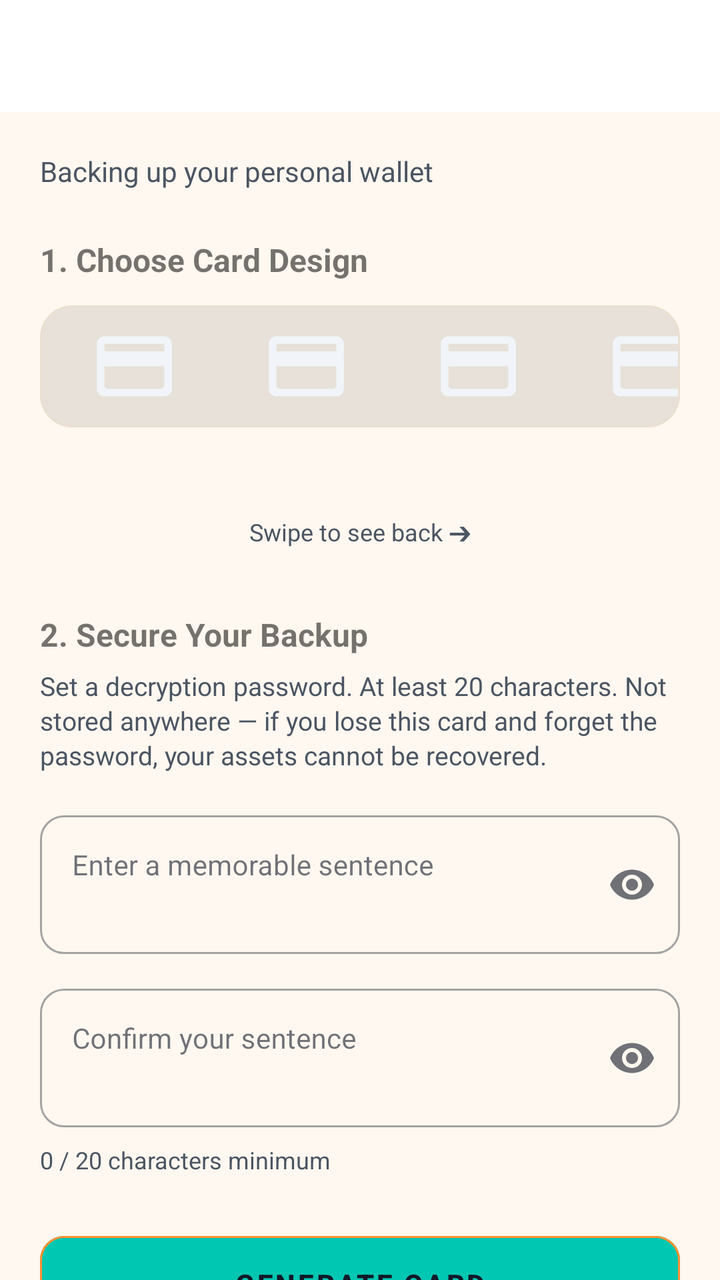
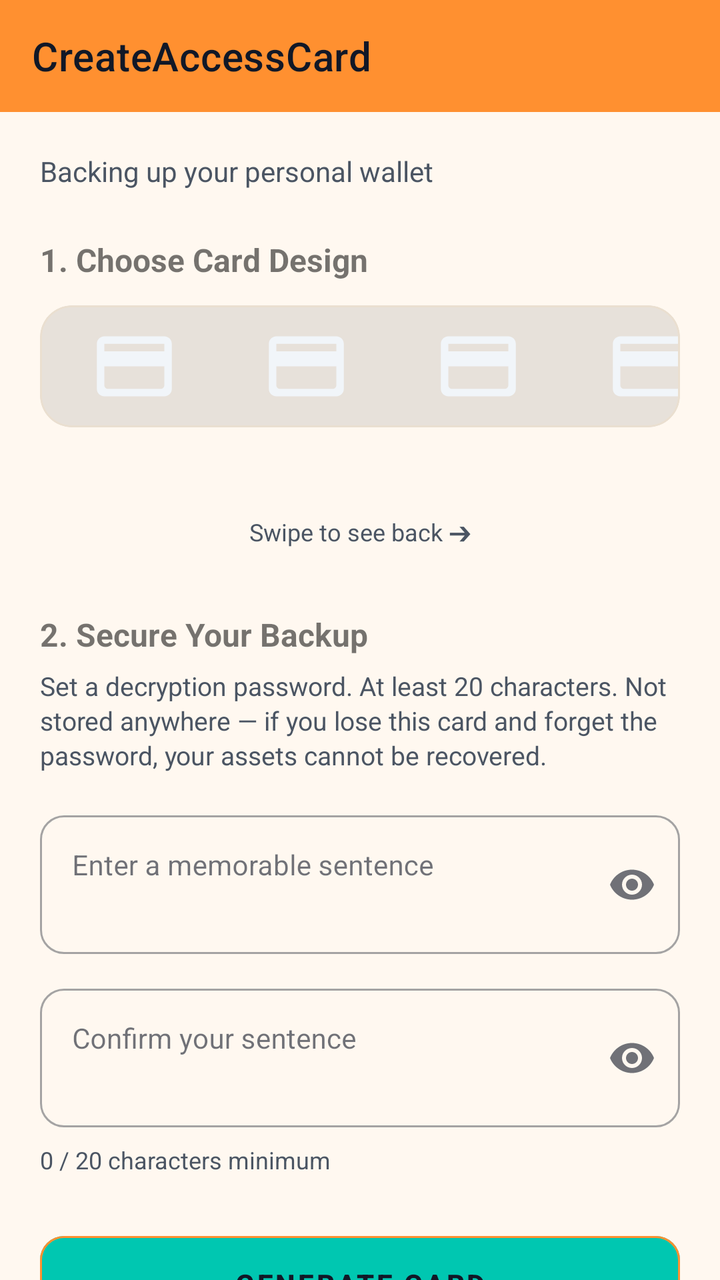

Screens rendered from an Android XML layout before and after an edit, with the pre-edit source and the edit as a unified diff.
<!-- AndroidManifest.xml: application theme AppTheme -->
<!-- res/layout/create_ajoo_card.xml -->
<androidx.coordinatorlayout.widget.CoordinatorLayout
	xmlns:android="http://schemas.android.com/apk/res/android"
	xmlns:app="http://schemas.android.com/apk/res-auto"
	xmlns:tools="http://schemas.android.com/tools"
	android:layout_width="match_parent"
	android:layout_height="match_parent"
	android:orientation="vertical"
	android:background="@color/colorBackground"
	android:id="@+id/_main">
	<com.google.android.material.appbar.AppBarLayout
		android:id="@+id/app_bar_layout1"
		android:layout_width="match_parent"
		android:layout_height="wrap_content"
		android:background="@color/colorBackground"
		android:theme="@style/AppTheme.AppBarOverlay"
		app:elevation="0dp">
		<androidx.appcompat.widget.Toolbar
			android:id="@+id/toolbar"
			android:layout_width="match_parent"
			android:background="@color/colorPrimary"
			android:layout_height="?attr/actionBarSize"
			app:popupTheme="@style/AppTheme.PopupOverlay"
			app:title="CreateAccessCard"
			app:titleTextAppearance="@style/TextAppearance.MaterialComponents.Headline6" />
	</com.google.android.material.appbar.AppBarLayout>
	<androidx.core.widget.NestedScrollView
		android:id="@+id/vscroll1"
		android:layout_width="match_parent"
		android:layout_height="match_parent"
		android:fillViewport="true"
		app:layout_behavior="@string/appbar_scrolling_view_behavior">
		<LinearLayout
			android:id="@+id/linear2"
			android:layout_width="match_parent"
			android:layout_height="wrap_content"
			android:padding="20dp"
			android:orientation="vertical">
			<TextView
				android:id="@+id/tvSubtitle"
				android:layout_width="match_parent"
				android:layout_height="wrap_content"
				android:layout_marginBottom="24dp"
				android:text="Backing up your personal wallet"
				android:textSize="14sp"
				android:textColor="?android:attr/textColorSecondary" />
			<TextView
				android:id="@+id/textview5"
				android:layout_width="match_parent"
				android:layout_height="wrap_content"
				android:layout_marginBottom="12dp"
				android:text="1. Choose Card Design"
				android:textSize="16sp"
				android:textStyle="bold" />
			<com.google.android.material.card.MaterialCardView
				android:id="@+id/cardview1"
				android:layout_width="match_parent"
				android:layout_height="wrap_content"
				app:cardBackgroundColor="@color/whiteFaint10"
				app:cardCornerRadius="16dp"
				app:strokeWidth="1dp"
				app:strokeColor="@color/colorCardStroke"
				app:cardElevation="0dp">
				<HorizontalScrollView
					android:id="@+id/hscroll3"
					android:layout_width="match_parent"
					android:layout_height="wrap_content"
					android:scrollbars="none"
					android:clipToPadding="false"
					android:paddingHorizontal="12dp">
					<LinearLayout
						android:id="@+id/linear3"
						android:layout_width="wrap_content"
						android:layout_height="wrap_content"
						android:paddingTop="8dp"
						android:paddingBottom="8dp"
						android:gravity="center_vertical"
						android:orientation="horizontal">
						<ImageView
							android:id="@+id/swatch_classic"
							android:layout_width="70dp"
							android:layout_height="45dp"
							android:background="?attr/selectableItemBackgroundBorderless"
							android:src="@drawable/icon_credit_card_round"
							android:scaleType="centerInside"
							android:layout_marginEnd="16dp"
							android:focusable="true" />
						<ImageView
							android:id="@+id/swatch_obsidian"
							android:layout_width="70dp"
							android:layout_height="45dp"
							android:background="?attr/selectableItemBackgroundBorderless"
							android:src="@drawable/icon_credit_card_round"
							android:scaleType="centerInside"
							android:layout_marginEnd="16dp"
							android:focusable="true" />
						<ImageView
							android:id="@+id/swatch_gold"
							android:layout_width="70dp"
							android:layout_height="45dp"
							android:background="?attr/selectableItemBackgroundBorderless"
							android:src="@drawable/icon_credit_card_round"
							android:scaleType="centerInside"
							android:layout_marginEnd="16dp"
							android:focusable="true" />
						<ImageView
							android:id="@+id/swatch_oasis"
							android:layout_width="70dp"
							android:layout_height="45dp"
							android:background="?attr/selectableItemBackgroundBorderless"
							android:src="@drawable/icon_credit_card_round"
							android:scaleType="centerInside"
							android:layout_marginEnd="16dp"
							android:focusable="true" />
						<ImageView
							android:id="@+id/swatch_node"
							android:layout_width="70dp"
							android:layout_height="45dp"
							android:background="?attr/selectableItemBackgroundBorderless"
							android:src="@drawable/icon_credit_card_round"
							android:scaleType="centerInside"
							android:layout_marginEnd="16dp"
							android:focusable="true" />
						<ImageView
							android:id="@+id/swatch_cyber"
							android:layout_width="70dp"
							android:layout_height="45dp"
							android:background="?attr/selectableItemBackgroundBorderless"
							android:src="@drawable/icon_credit_card_round"
							android:scaleType="centerInside"
							android:layout_marginEnd="16dp"
							android:focusable="true" />
						<ImageView
							android:id="@+id/swatch_mint"
							android:layout_width="70dp"
							android:layout_height="45dp"
							android:background="?attr/selectableItemBackgroundBorderless"
							android:src="@drawable/icon_credit_card_round"
							android:scaleType="centerInside"
							android:focusable="true" />
					</LinearLayout>
				</HorizontalScrollView>
			</com.google.android.material.card.MaterialCardView>
			<HorizontalScrollView
				android:id="@+id/hscroll1"
				android:layout_width="match_parent"
				android:layout_height="wrap_content"
				android:layout_marginTop="24dp"
				android:clipToPadding="false"
				android:scrollbars="none">
				<LinearLayout
					android:id="@+id/linear4"
					android:layout_width="wrap_content"
					android:layout_height="wrap_content"
					android:orientation="horizontal">
					<com.google.android.material.card.MaterialCardView
						android:id="@+id/cardview2"
						android:layout_width="wrap_content"
						android:layout_height="wrap_content"
						android:layout_margin="8dp"
						app:cardBackgroundColor="@android:color/transparent"
						app:cardCornerRadius="16dp"
						app:cardElevation="12dp">
						<ImageView
							android:id="@+id/iv_card_front"
							android:layout_width="360dp"
							android:layout_height="wrap_content"
							android:src="@drawable/default_image"
							android:scaleType="centerInside"
							android:adjustViewBounds="true"
							android:visibility="gone" />
					</com.google.android.material.card.MaterialCardView>
					<com.google.android.material.card.MaterialCardView
						android:id="@+id/cardview3"
						android:layout_width="wrap_content"
						android:layout_height="wrap_content"
						android:layout_margin="8dp"
						app:cardBackgroundColor="@android:color/transparent"
						android:layout_marginStart="16dp"
						app:cardCornerRadius="16dp"
						app:cardElevation="12dp">
						<ImageView
							android:id="@+id/iv_card_back"
							android:layout_width="360dp"
							android:layout_height="wrap_content"
							android:src="@drawable/default_image"
							android:scaleType="centerInside"
							android:adjustViewBounds="true"
							android:visibility="gone" />
					</com.google.android.material.card.MaterialCardView>
				</LinearLayout>
			</HorizontalScrollView>
			<TextView
				android:id="@+id/textview1"
				android:layout_width="match_parent"
				android:layout_height="wrap_content"
				android:layout_marginTop="4dp"
				android:gravity="center_horizontal|center_vertical"
				android:text="Swipe to see back ➔"
				android:textSize="12sp"
				android:textColor="?android:attr/textColorSecondary" />
			<TextView
				android:id="@+id/textview2"
				android:layout_width="match_parent"
				android:layout_height="wrap_content"
				android:layout_marginTop="32dp"
				android:text="2. Secure Your Backup"
				android:textSize="16sp"
				android:textStyle="bold" />
			<TextView
				android:id="@+id/textview3"
				android:layout_width="match_parent"
				android:layout_height="wrap_content"
				android:layout_marginTop="6dp"
				android:text="Set a decryption password. At least 20 characters. Not stored anywhere — if you lose this card and forget the password, your assets cannot be recovered."
				android:textSize="13sp"
				android:textColor="?android:attr/textColorSecondary"
				android:lineSpacingExtra="2dp" />
			<com.google.android.material.textfield.TextInputLayout
				android:id="@+id/textinputlayout1"
				android:layout_width="match_parent"
				android:layout_height="wrap_content"
				android:layout_marginTop="16dp"
				style="@style/Widget.MaterialComponents.TextInputLayout.OutlinedBox"
				app:boxCornerRadiusTopStart="12dp"
				app:boxCornerRadiusTopEnd="12dp"
				app:boxCornerRadiusBottomStart="12dp"
				app:boxCornerRadiusBottomEnd="12dp"
				app:endIconMode="password_toggle">
				<com.google.android.material.textfield.TextInputEditText
					android:id="@+id/et_sentence"
					android:layout_width="match_parent"
					android:layout_height="wrap_content"
					android:textSize="14sp"
					android:hint="Enter a memorable sentence"
					android:lines="2"
					android:gravity="top|start"
					android:inputType="textPassword|textMultiLine"
					android:minLines="2" />
			</com.google.android.material.textfield.TextInputLayout>
			<com.google.android.material.textfield.TextInputLayout
				android:id="@+id/textinputlayout2"
				android:layout_width="match_parent"
				android:layout_height="wrap_content"
				android:layout_marginTop="12dp"
				style="@style/Widget.MaterialComponents.TextInputLayout.OutlinedBox"
				app:boxCornerRadiusTopStart="12dp"
				app:boxCornerRadiusTopEnd="12dp"
				app:boxCornerRadiusBottomStart="12dp"
				app:boxCornerRadiusBottomEnd="12dp"
				app:endIconMode="password_toggle">
				<com.google.android.material.textfield.TextInputEditText
					android:id="@+id/et_confirm_sentence"
					android:layout_width="match_parent"
					android:layout_height="wrap_content"
					android:textSize="14sp"
					android:hint="Confirm your sentence"
					android:lines="2"
					android:gravity="top|start"
					android:inputType="textPassword|textMultiLine"
					android:minLines="2" />
			</com.google.android.material.textfield.TextInputLayout>
			<TextView
				android:id="@+id/tv_char_count"
				android:layout_width="match_parent"
				android:layout_height="wrap_content"
				android:layout_marginTop="8dp"
				android:text="0 / 20 characters minimum"
				android:textSize="12sp"
				android:textColor="?android:attr/textColorSecondary" />
			<TextView
				android:id="@+id/tv_error"
				android:layout_width="match_parent"
				android:layout_height="wrap_content"
				android:layout_marginTop="4dp"
				android:textSize="13sp"
				android:textColor="@android:color/holo_red_dark"
				android:visibility="gone" />
			<com.google.android.material.button.MaterialButton
				android:id="@+id/btn_generate"
				android:layout_width="match_parent"
				android:layout_height="60dp"
				android:layout_marginTop="24dp"
				app:backgroundTint="@color/colorTeal"
				android:gravity="center_horizontal|center_vertical"
				android:text="GENERATE CARD"
				android:textSize="14sp"
				android:textStyle="bold"
				android:textColor="@color/colorTextPrimary"
				android:enabled="false"
				app:cornerRadius="12dp"
				style="@style/Widget.MaterialComponents.Button.OutlinedButton"
				app:strokeColor="@color/colorAccent" />
			<LinearLayout
				android:id="@+id/linear5"
				android:layout_width="match_parent"
				android:layout_height="wrap_content"
				android:layout_marginTop="16dp"
				android:orientation="horizontal"
				android:weightSum="2">
				<com.google.android.material.button.MaterialButton
					android:id="@+id/btn_save_images"
					android:layout_width="0dp"
					android:layout_height="56dp"
					app:backgroundTint="@color/colorInfo"
					android:gravity="center_horizontal|center_vertical"
					android:text="SAVE AS PNG"
					android:textSize="13sp"
					android:textColor="@color/colorTextPrimaryWhite"
					android:layout_weight="1"
					app:cornerRadius="12dp"
					style="@style/Widget.MaterialComponents.Button.OutlinedButton"
					android:layout_marginEnd="8dp"
					app:icon="@drawable/icon_image_twotone"
					android:visibility="gone" />
				<com.google.android.material.button.MaterialButton
					android:id="@+id/btn_save_pdf"
					android:layout_width="0dp"
					android:layout_height="56dp"
					app:backgroundTint="@color/colorCyan"
					android:gravity="center_horizontal|center_vertical"
					android:text="SAVE AS PDF"
					android:textSize="13sp"
					android:textColor="@color/colorTextPrimaryWhite"
					android:layout_weight="1"
					app:cornerRadius="12dp"
					style="@style/Widget.MaterialComponents.Button.OutlinedButton"
					android:layout_marginStart="8dp"
					app:icon="@drawable/icon_picture_as_pdf_twotone"
					android:visibility="gone" />
			</LinearLayout>
			<com.google.android.material.button.MaterialButton
				android:id="@+id/btn_done"
				android:layout_width="match_parent"
				android:layout_height="64dp"
				android:layout_marginTop="24dp"
				android:layout_marginBottom="32dp"
				android:gravity="center_horizontal|center_vertical"
				android:text="FINISH BACKUP"
				android:textSize="15sp"
				android:textStyle="bold"
				android:textColor="@color/colorTextPrimaryWhite"
				app:cornerRadius="12dp"
				android:backgroundTint="@color/colorAccent"
				android:visibility="gone" />
		</LinearLayout>
	</androidx.core.widget.NestedScrollView>
</androidx.coordinatorlayout.widget.CoordinatorLayout>
<!-- resources referenced by this layout -->
<resources>
  <color name="colorAccent">#FF9030</color>
  <color name="colorBackground">#FFF8F0</color>
  <color name="colorCardStroke">#EADFD0</color>
  <color name="colorCyan">#00C8E8</color>
  <color name="colorInfo">#0EA5E9</color>
  <color name="colorPrimary">#FFFFFF</color>
  <color name="colorTeal">#00C7B1</color>
  <color name="colorTextPrimary">#111827</color>
  <color name="colorTextPrimaryWhite">#FFFFFF</color>
  <color name="whiteFaint10">#18000000</color>
  <style name="AppTheme.AppBarOverlay" parent="ThemeOverlay.MaterialComponents.Dark.ActionBar" />
  <style name="AppTheme.PopupOverlay" parent="ThemeOverlay.MaterialComponents.Light" />
  <style name="AppTheme" parent="Theme.MaterialComponents.DayNight.NoActionBar">
          <item name="colorSecondary">@color/colorAccent</item>
          <item name="colorOnSecondary">@color/colorTextOnAccent</item>
          <item name="colorPrimaryVariant">@color/colorAccentDark</item>
          <item name="colorSecondaryVariant">@color/colorAccentDark</item>
          <item name="colorError">@color/colorError</item>
          <item name="colorOnError">@color/colorTextPrimaryWhite</item>
          <item name="colorControlActivated">@color/colorAccent</item>
          <item name="colorControlNormal">@color/colorControlNormal</item>
          <item name="colorControlHighlight">@color/colorAccentRipple</item>
          <item name="android:textColorHighlight">@color/colorAccentStroke</item>
          <item name="android:textColorLink">@color/colorAccentStrong</item>
          <item name="android:editTextColor">@color/colorTextPrimary</item>
          <item name="android:navigationBarColor">@color/colorBackground</item>
          <item name="colorPrimary">@color/colorAccent</item>
          <item name="colorPrimaryDark">@color/colorAccentStrong</item>
          <item name="colorAccent">@color/colorAccent</item>
          <item name="colorSurface">@color/colorSurface</item>
          <item name="colorOnPrimary">@color/colorTextOnAccent</item>
          <item name="colorOnSurface">@color/colorTextPrimary</item>
          <item name="colorOnBackground">@color/colorTextPrimary</item>
          <item name="colorOnSurfaceVariant">@color/colorTextSecondary</item>
          <item name="android:textColorPrimary">@color/colorTextPrimary</item>
          <item name="android:textColorSecondary">@color/colorTextSecondary</item>
          <item name="android:textColorHint">@color/colorTextTertiary</item>
          <item name="android:statusBarColor">@color/colorAccent</item>
          <item name="android:windowLightStatusBar">true</item>
          <item name="android:windowBackground">@color/colorBackground</item>
          <item name="alertDialogTheme">@style/AjooAlertDialog</item>
          <item name="materialAlertDialogTheme">@style/AjooAlertDialog</item>
          <item name="bottomSheetDialogTheme">@style/AjooBottomSheetDialog</item>
      </style>
  <color name="colorTextOnAccent">#111827</color>
  <color name="colorAccentDark">#E57A14</color>
  <color name="colorError">#EF4444</color>
  <color name="colorControlNormal">#6B7280</color>
  <color name="colorAccentRipple">#1AFF9030</color>
  <color name="colorAccentStroke">#33FF9030</color>
  <color name="colorAccentStrong">#B85F0A</color>
  <color name="colorSurface">#FFFFFF</color>
  <color name="colorTextSecondary">#4B5563</color>
  <color name="colorTextTertiary">#6B7280</color>
  <style name="AjooDialogButton" parent="Widget.MaterialComponents.Button.TextButton.Dialog">
          <item name="android:textColor">@color/colorAccent</item>
          <item name="android:minHeight">48dp</item>
      </style>
  <!-- unchanged entries left out for length: 8 -->
</resources>

<!-- the commit's change to res/layout/create_ajoo_card.xml (unified diff, before → after) -->
@@ -17,7 +17,7 @@
 		<androidx.appcompat.widget.Toolbar
 			android:id="@+id/toolbar"
 			android:layout_width="match_parent"
-			android:background="@color/colorPrimary"
+			android:background="?attr/appBarColor"
 			android:layout_height="?attr/actionBarSize"
 			app:popupTheme="@style/AppTheme.PopupOverlay"
 			app:title="CreateAccessCard"
<!-- resource entries referenced after the edit -->
@@ -5,14 +5,21 @@
   <color name="colorCardStroke">#EADFD0</color>
   <color name="colorCyan">#00C8E8</color>
   <color name="colorInfo">#0EA5E9</color>
-  <color name="colorPrimary">#FFFFFF</color>
   <color name="colorTeal">#00C7B1</color>
   <color name="colorTextPrimary">#111827</color>
   <color name="colorTextPrimaryWhite">#FFFFFF</color>
   <color name="whiteFaint10">#18000000</color>
-  <style name="AppTheme.AppBarOverlay" parent="ThemeOverlay.MaterialComponents.Dark.ActionBar" />
+  <style name="AppTheme.AppBarOverlay" parent="ThemeOverlay.MaterialComponents.Light">
+          
+          <item name="android:textColorPrimary">?attr/onAppBarColor</item>
+          <item name="android:textColorSecondary">?attr/onAppBarColor</item>
+          <item name="colorControlNormal">?attr/onAppBarColor</item>
+          <item name="colorOnSurface">?attr/onAppBarColor</item>
+      </style>
   <style name="AppTheme.PopupOverlay" parent="ThemeOverlay.MaterialComponents.Light" />
   <style name="AppTheme" parent="Theme.MaterialComponents.DayNight.NoActionBar">
+          <item name="appBarColor">@color/colorAccent</item>
+          <item name="onAppBarColor">@color/colorTextOnAccent</item>
           <item name="colorSecondary">@color/colorAccent</item>
           <item name="colorOnSecondary">@color/colorTextOnAccent</item>
           <item name="colorPrimaryVariant">@color/colorAccentDark</item>
@@ -37,7 +44,7 @@
           <item name="android:textColorPrimary">@color/colorTextPrimary</item>
           <item name="android:textColorSecondary">@color/colorTextSecondary</item>
           <item name="android:textColorHint">@color/colorTextTertiary</item>
-          <item name="android:statusBarColor">@color/colorAccent</item>
+          <item name="android:statusBarColor">?attr/appBarColor</item>
           <item name="android:windowLightStatusBar">true</item>
           <item name="android:windowBackground">@color/colorBackground</item>
           <item name="alertDialogTheme">@style/AjooAlertDialog</item>
